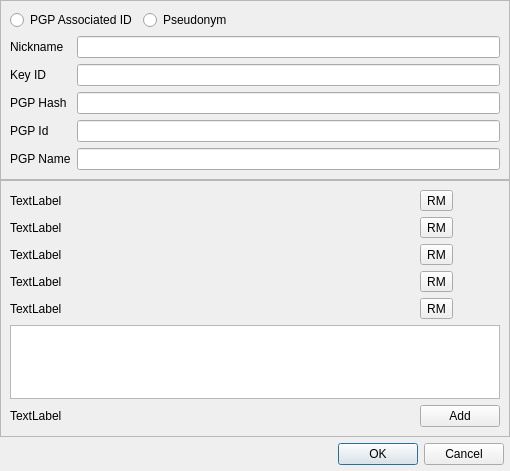
Above: retroshare-gui/src/gui/Identity/IdEditDialog.ui from RetroShare/RetroShare before the change. Below: the same form after it.
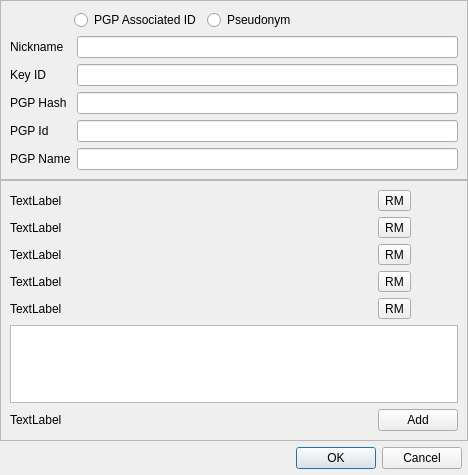
That is the form after the change. Icons and pictures are not drawn. Custom widgets are drawn as their Qt base class.

Commit message: added icons for the radio items

```diff
--- a/retroshare-gui/src/gui/Identity/IdEditDialog.ui
+++ b/retroshare-gui/src/gui/Identity/IdEditDialog.ui
@@ -6,8 +6,8 @@
    <rect>
     <x>0</x>
     <y>0</y>
-    <width>510</width>
-    <height>471</height>
+    <width>468</width>
+    <height>475</height>
    </rect>
   </property>
   <property name="windowIcon">
@@ -57,11 +57,24 @@
      <layout class="QGridLayout" name="gridLayout">
       <item row="0" column="0" colspan="2">
        <layout class="QHBoxLayout" name="horizontalLayout">
+        <property name="leftMargin">
+         <number>64</number>
+        </property>
         <item>
          <widget class="QRadioButton" name="radioButton_GpgId">
           <property name="text">
            <string>PGP Associated ID</string>
           </property>
+          <property name="icon">
+           <iconset resource="../images.qrc">
+            <normaloff>:/images/tags/pgp-known.png</normaloff>:/images/tags/pgp-known.png</iconset>
+          </property>
+          <property name="iconSize">
+           <size>
+            <width>22</width>
+            <height>22</height>
+           </size>
+          </property>
          </widget>
         </item>
         <item>
@@ -69,6 +82,16 @@
           <property name="text">
            <string>Pseudonym</string>
           </property>
+          <property name="icon">
+           <iconset resource="../images.qrc">
+            <normaloff>:/images/tags/anon.png</normaloff>:/images/tags/anon.png</iconset>
+          </property>
+          <property name="iconSize">
+           <size>
+            <width>22</width>
+            <height>22</height>
+           </size>
+          </property>
          </widget>
         </item>
         <item>
```
Left out of the diff: 76 changed lines with no effect on the pictures.
